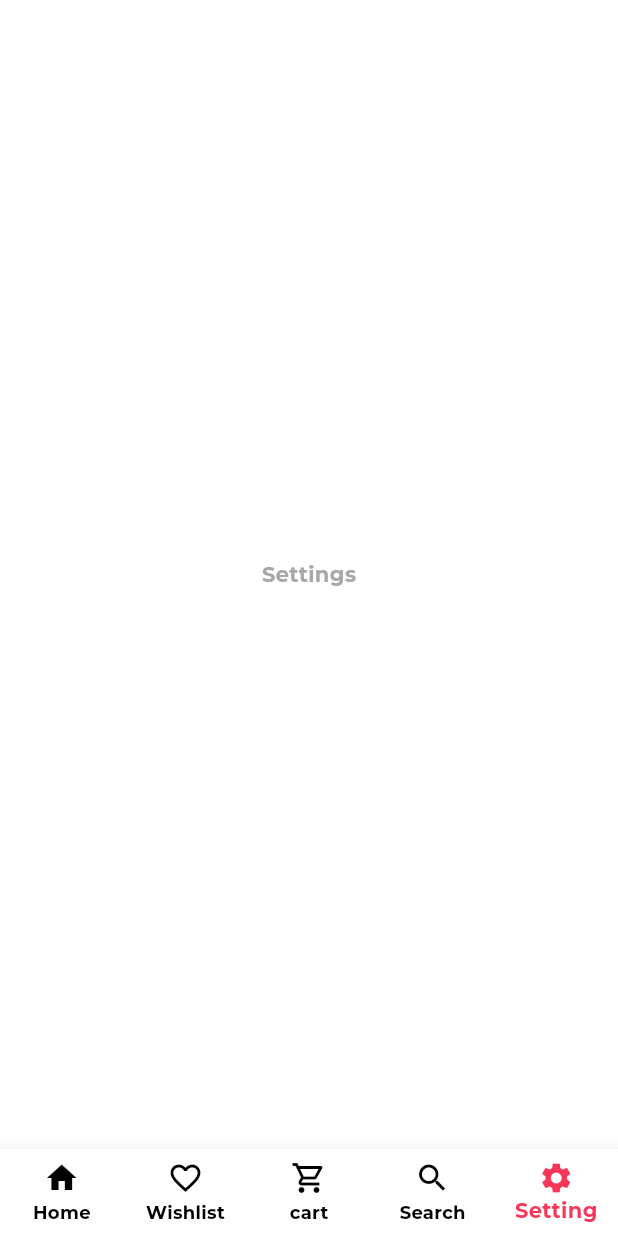
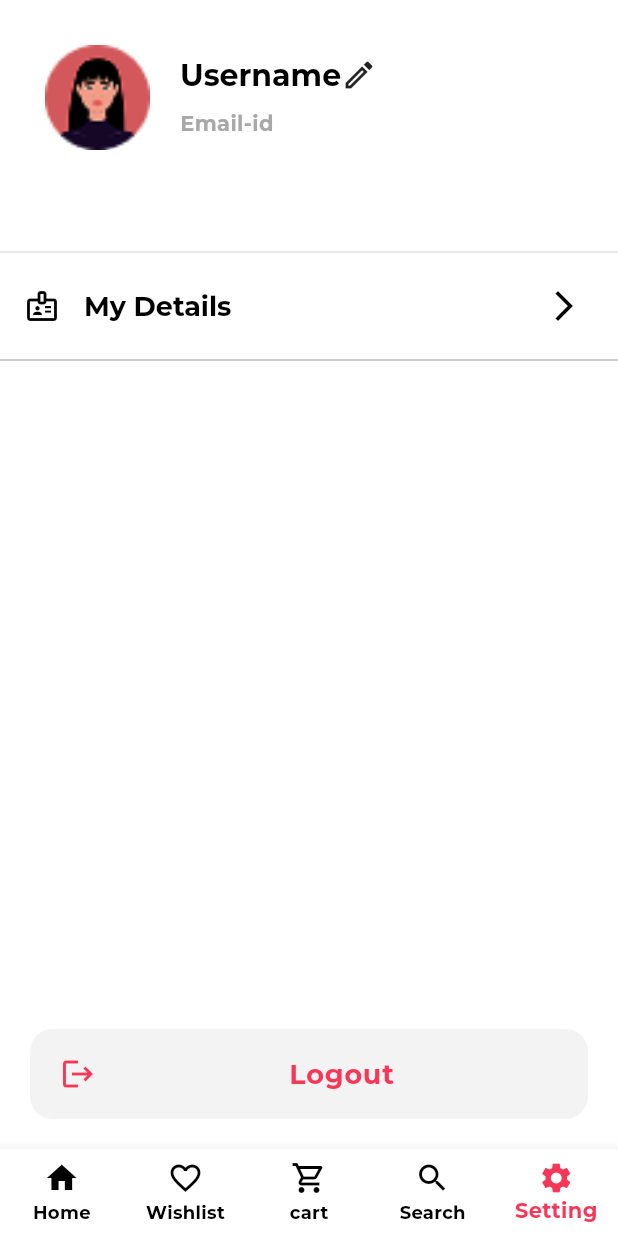
Before and after one commit to divya226-prj/shop_app, a Flutter app: the CustomBottomNavBar screen opened directly, item 5 of the bottom bar chosen, on a phone screen of 412 x 824 dp. Run offline on Flutter 3.47's test engine with Material 3 defaults, Android fonts, the phone set to English and light mode, and no system bars; our stand-ins replace cloud_firestore, firebase_auth, firebase_core, google_sign_in; missing offline and left inert: flutter_facebook_auth; accounts and stored records are empty.

Commit message:
completed authentication of google,facebook & started making settings UI

```diff
--- a/lib/bottom_navbar.dart
+++ b/lib/bottom_navbar.dart
@@ -1,6 +1,7 @@
 import 'package:flutter/material.dart';
 import 'package:shop_app/constants/app_color.dart';
 import 'package:shop_app/home_page.dart';
+import 'package:shop_app/settings.dart';
 
 class CustomBottomNavBar extends StatefulWidget {
   const CustomBottomNavBar({super.key});
@@ -17,7 +18,7 @@ class _CustomBottomNavBarState extends State<CustomBottomNavBar> {
     Center(child: Text("Wishlist")),
     Center(child: Text("Cart")),
     Center(child: Text("Search")),
-    Center(child: Text("Settings")),
+    Settings(),
   ];
 
   void _onTabTapped(int index) {
--- a/lib/forgot_password.dart
+++ b/lib/forgot_password.dart
@@ -1,6 +1,5 @@
 import 'package:flutter/material.dart';
 import 'package:shop_app/constants/app_color.dart';
-import 'package:shop_app/home_page.dart';
 import 'package:shop_app/login_screen.dart';
 import 'package:shop_app/widgets/app_textfield.dart';
 import 'package:shop_app/widgets/styled_button.dart';
--- /dev/null
+++ b/lib/model/user_model.dart
@@ -0,0 +1,11 @@
+class UserModel {
+  String name;
+  String email;
+  String photoUrl;
+
+  UserModel({
+    required this.name,
+    required this.email,
+    required this.photoUrl,
+  });
+}
--- /dev/null
+++ b/lib/providers/application_provider.dart
@@ -0,0 +1,24 @@
+import 'package:cloud_firestore/cloud_firestore.dart';
+import 'package:firebase_auth/firebase_auth.dart';
+import 'package:flutter/material.dart';
+
+class ApplicationProvider extends ChangeNotifier {
+  String username = '';
+  String email = '';
+  String profilePhoto = '';
+
+  Future<void> fetchUserData() async {
+    final uid = FirebaseAuth.instance.currentUser?.uid;
+    if (uid == null) return;
+
+    final doc = await FirebaseFirestore.instance.collection('users').doc(uid).get();
+    final data = doc.data();
+
+    if (data != null) {
+      username = data['username'] ?? '';
+      email = data['email'] ?? '';
+      profilePhoto = data['profilePhoto'] ?? '';
+      notifyListeners();
+    }
+  }
+}
--- /dev/null
+++ b/lib/settings.dart
@@ -0,0 +1,109 @@
+import 'package:flutter/material.dart';
+import 'package:google_sign_in/google_sign_in.dart';
+import 'package:provider/provider.dart';
+import 'package:shop_app/constants/app_color.dart';
+import 'package:shop_app/constants/app_image.dart';
+import 'package:shop_app/login_screen.dart';
+import 'package:shop_app/providers/auth_provider.dart';
+
+class Settings extends StatefulWidget {
+  const Settings({super.key});
+
+  @override
+  State<Settings> createState() => _SettingsState();
+}
+
+class _SettingsState extends State<Settings> {
+  @override
+  Widget build(BuildContext context) {
+    return SafeArea(
+      child: Scaffold(
+        body: Column(
+          children: [
+            Container(
+              margin: EdgeInsets.all(30),
+              child: Row(
+                children: [
+                  Container(
+                    height: 70,
+                    width: 70,
+                    child: ClipRRect(
+                      borderRadius: BorderRadius.circular(30),
+                      child: Image.asset(AppImage.profile, fit: BoxFit.cover),
+                    ),
+                  ),
+                  SizedBox(width: 20),
+                  Column(
+                    crossAxisAlignment: CrossAxisAlignment.start,
+                    children: [
+                      Row(
+                        children: [
+                          Text(
+                            "Username",
+                            style: Theme.of(
+                              context,
+                            ).textTheme.titleLarge?.copyWith(fontSize: 20),
+                          ),
+                          Icon(Icons.edit_outlined),
+                        ],
+                      ),
+                      SizedBox(height: 10),
+                      Text(
+                        "Email-id",
+                        style: Theme.of(context).textTheme.bodyMedium,
+                      ),
+                    ],
+                  ),
+                ],
+              ),
+            ),
+            SizedBox(height: 30),
+            Divider(color: Color(0xFFE2E2E2)),
+            ListTile(
+              leading: Icon(Icons.badge_outlined),
+              title: Text(
+                "My Details",
+                style: Theme.of(
+                  context,
+                ).textTheme.titleLarge?.copyWith(fontSize: 18),
+              ),
+              trailing: Icon(Icons.arrow_forward_ios),
+            ),
+            Divider(color: AppColor.textontertiary),
+            Spacer(),
+            InkWell(
+              onTap: () {},
+              child: Container(
+                margin: EdgeInsets.all(20),
+                height: 60,
+                width: MediaQuery.of(context).size.width,
+                decoration: BoxDecoration(
+                  color: Color(0xFFF2F3F2),
+                  borderRadius: BorderRadius.circular(15),
+                ),
+                child: Row(
+                  children: [
+                    Padding(
+                      padding: const EdgeInsets.only(left: 20),
+                      child: Icon(Icons.logout, color: AppColor.primary),
+                    ),
+                    Expanded(
+                      child: Center(
+                        child: Text(
+                          "Logout",
+                          style: Theme.of(context).textTheme.bodyLarge
+                              ?.copyWith(color: AppColor.primary, fontSize: 18),
+                          textAlign: TextAlign.center,
+                        ),
+                      ),
+                    ),
+                  ],
+                ),
+              ),
+            ),
+          ],
+        ),
+      ),
+    );
+  }
+}
```
Also changed, not shown: lib/auth_service.dart (deleted, +0 -57 lines), lib/login_screen.dart (+97 -23 lines), lib/main.dart (+17 -2 lines), lib/providers/auth_provider.dart (added, +118 -0 lines), lib/signup_screen.dart (+113 -25 lines), lib/social_logo.dart (added, +28 -0 lines), lib/widgets/app_textfield.dart (+11 -13 lines), lib/widgets/textfield_validaters.dart (added, +20 -0 lines), pubspec.yaml (+6 -3 lines), pubspec.lock, 11 other files.
